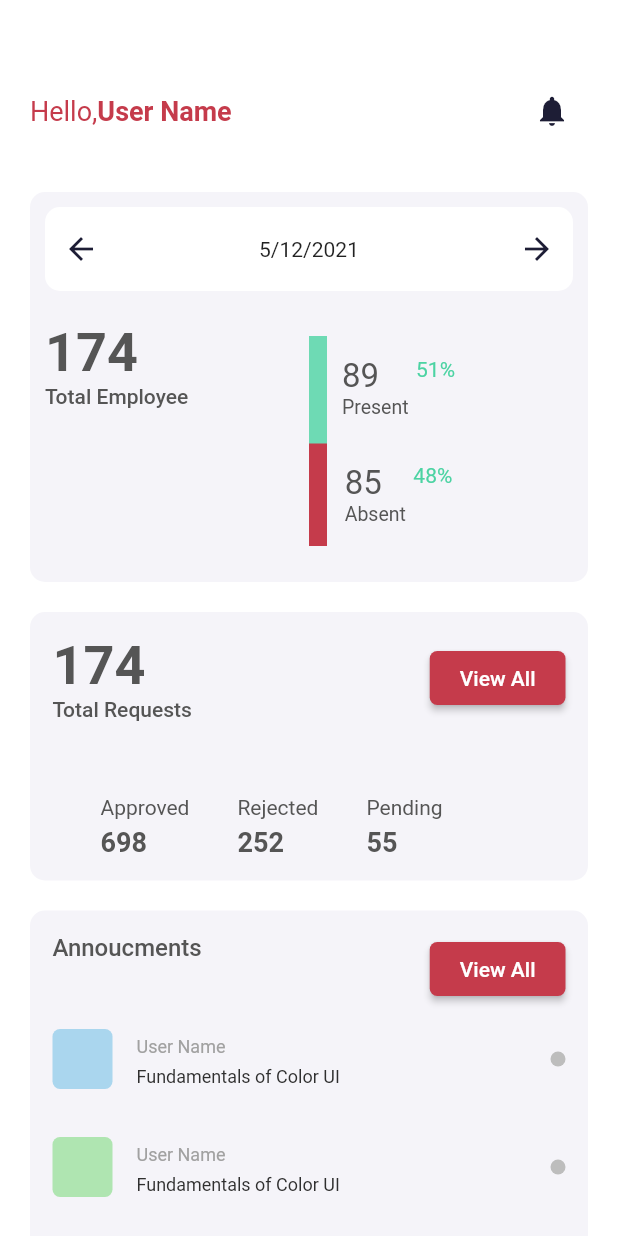
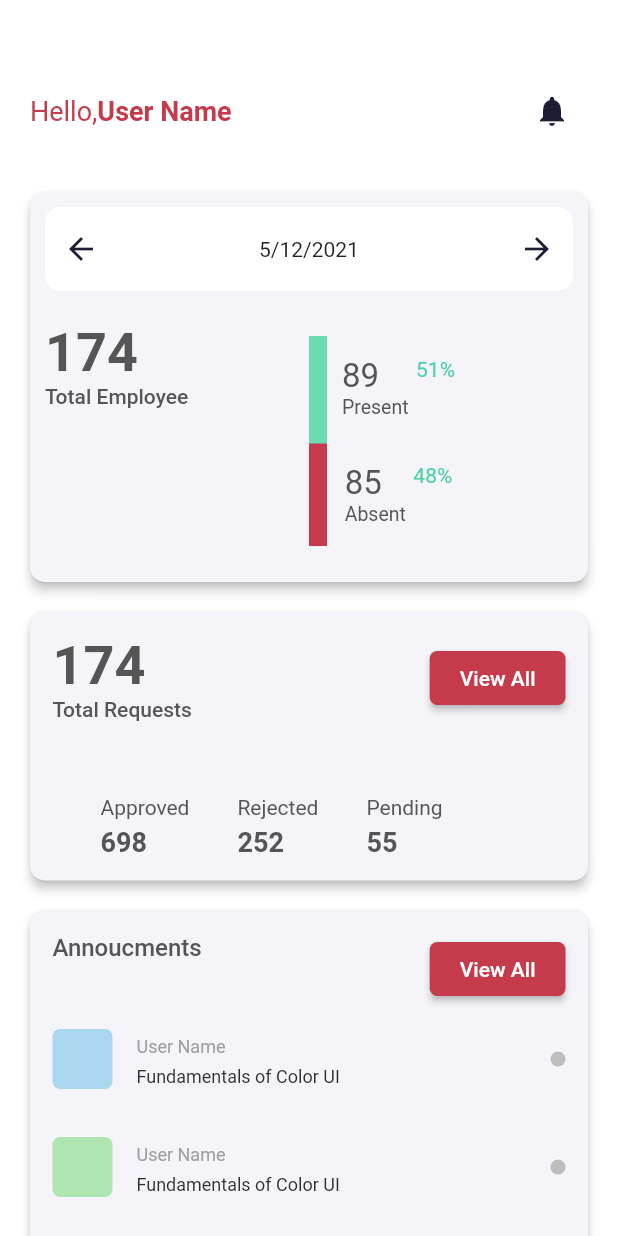
Before and after one commit to alche2014/hr_admin_flutter, a Flutter app: the DashBoard screen opened directly, on a phone screen of 412 x 824 dp. Run offline on Flutter 3.47's test engine with Material 2 defaults, Android fonts, the phone set to English and light mode, and no system bars; drawn by our look-alikes of percent_indicator; our stand-ins replace date_format, fl_chart, flutter_slidable, flutter_typeahead, grouped_list, image_picker and 3 more; accounts and stored records are empty.

```diff
--- a/lib/HR_app/Screens/DashBoard/dashboard.dart
+++ b/lib/HR_app/Screens/DashBoard/dashboard.dart
@@ -5,6 +5,7 @@ import 'package:flutter/painting.dart';
 import 'package:hr_admin/HR_app/Screens/DashBoard/model.dart';
 import 'package:hr_admin/HR_app/Screens/Notification/screen_notification.dart';
 import 'package:hr_admin/HR_app/constants.dart';
+import 'package:hr_admin/main.dart';
 import 'package:intl/intl.dart';
 import 'package:percent_indicator/circular_percent_indicator.dart';
 import 'package:percent_indicator/linear_percent_indicator.dart';
@@ -136,11 +137,15 @@ class _DashBoardState extends State<DashBoard>
               SizedBox(height: 30),
 
               //-----------------------Card1------------------------
-              Container(
+              Material(
+                elevation: 3,
+                borderRadius: BorderRadius.circular(10),
+                color: MyApp.isdarkmode.value == false ?Color(0xFFF5F4F9) : Theme.of(context).scaffoldBackgroundColor.withOpacity(0.1),
+                child: Container(
                   height: 260,
                   padding: EdgeInsets.symmetric(horizontal: 10, vertical: 10),
                   decoration: BoxDecoration(
-                  color: Color(0xFFF5F4F9),
+                    color: Colors.transparent,
                     borderRadius: BorderRadius.circular(10),
                   ),
                   child: Column(
@@ -148,7 +153,7 @@ class _DashBoardState extends State<DashBoard>
                       Container(
                         height: 56,
                         decoration: BoxDecoration(
-                        color: Colors.white,
+                          color: MyApp.isdarkmode.value == false ?Colors.white : Theme.of(context).scaffoldBackgroundColor..withOpacity(0.1),
                           borderRadius: BorderRadius.circular(10),
                         ),
                         child: Row(
@@ -387,13 +392,18 @@ class _DashBoardState extends State<DashBoard>
                     ],
                   ),
                 ),
+              ),
               SizedBox(height: 20),
               //------------------Card 2-------------------------
-              Container(
+              Material(
+                elevation: 3,
+                borderRadius: BorderRadius.circular(10),
+                color: MyApp.isdarkmode.value == false ?Color(0xFFF5F4F9) : Theme.of(context).scaffoldBackgroundColor.withOpacity(0.1),
+                child: Container(
                   height: 179,
                   padding: EdgeInsets.symmetric(horizontal: 15, vertical: 15),
                   decoration: BoxDecoration(
-                  color: Color(0xFFF5F4F9),
+                    // color: Color(0xFFF5F4F9),
                     borderRadius: BorderRadius.circular(10),
                   ),
                   child: Column(
@@ -505,13 +515,18 @@ class _DashBoardState extends State<DashBoard>
                     ],
                   ),
                 ),
+              ),
               SizedBox(height: 20),
               //---------------------Card 3----------------------------
-              Container(
+              Material(
+                elevation: 3,
+                borderRadius: BorderRadius.circular(10),
+                color: MyApp.isdarkmode.value == false ?Color(0xFFF5F4F9) : Theme.of(context).scaffoldBackgroundColor.withOpacity(0.1),
+                child: Container(
                   // height: 300,
                   padding: EdgeInsets.symmetric(horizontal: 15, vertical: 15),
                   decoration: BoxDecoration(
-                  color: Color(0xFFF5F4F9),
+                    // color: Color(0xFFF5F4F9),
                     borderRadius: BorderRadius.circular(10),
                   ),
                   child: Column(
@@ -549,7 +564,7 @@ class _DashBoardState extends State<DashBoard>
                             EdgeInsets.symmetric(horizontal: 0, vertical: 0),
                         minLeadingWidth: 3,
                         // minVerticalPadding: null,
-                      tileColor: Colors.black,
+                        // tileColor: Colors.black,
                         leading: Container(
                           height: 40,
                           width: 40,
@@ -581,7 +596,7 @@ class _DashBoardState extends State<DashBoard>
                             EdgeInsets.symmetric(horizontal: 0, vertical: 0),
                         minLeadingWidth: 3,
                         // minVerticalPadding: null,
-                      tileColor: Colors.black,
+                        // tileColor: Colors.black,
                         leading: Container(
                           height: 40,
                           width: 40,
@@ -613,7 +628,7 @@ class _DashBoardState extends State<DashBoard>
                             EdgeInsets.symmetric(horizontal: 0, vertical: 0),
                         minLeadingWidth: 3,
                         // minVerticalPadding: null,
-                      tileColor: Colors.black,
+                        // tileColor: Colors.black,
                         leading: Container(
                           height: 40,
                           width: 40,
@@ -643,14 +658,19 @@ class _DashBoardState extends State<DashBoard>
                     ],
                   ),
                 ),
+              ),
               SizedBox(height: 20),
               //----------------------Card 4---------------------
 
-              Container(
+              Material(
+                elevation: 3,
+                borderRadius: BorderRadius.circular(10),
+                color: MyApp.isdarkmode.value == false ?Color(0xFFF5F4F9) : Theme.of(context).scaffoldBackgroundColor.withOpacity(0.1),
+                child: Container(
                   height: 200,
                   padding: EdgeInsets.symmetric(horizontal: 15, vertical: 15),
                   decoration: BoxDecoration(
-                  color: Color(0xFFF5F4F9),
+                    // color: Color(0xFFF5F4F9),
                     borderRadius: BorderRadius.circular(10),
                   ),
                   child: Column(
@@ -744,6 +764,7 @@ class _DashBoardState extends State<DashBoard>
                       ),
                     ],
                   ),
+                ),
               )
             ],
           ),
--- a/lib/HR_app/Screens/Privacy_app/screen_Privacy_app.dart
+++ b/lib/HR_app/Screens/Privacy_app/screen_Privacy_app.dart
@@ -11,7 +11,7 @@ class _PrivacyAppState extends State<PrivacyApp> {
   @override
   Widget build(BuildContext context) {
     return Scaffold(
-      backgroundColor: Colors.white,
+      // backgroundColor: Colors.white,
       appBar: AppBar(
         title: Text('Privacy Policy'),
         backgroundColor: kPrimaryColor,
--- a/lib/HR_app/Screens/Settings/screen_settings.dart
+++ b/lib/HR_app/Screens/Settings/screen_settings.dart
@@ -377,7 +377,7 @@ class _SettingsState extends State<Settings> {
                           Row(
                             children: [
                               Icon(
-                                Icons.notifications,
+                                Icons.admin_panel_settings,
                                 color: kPrimaryColor,
                               ),
                               SizedBox(width: 10),
```
Lines whose indentation alone changed are shown as unchanged.
